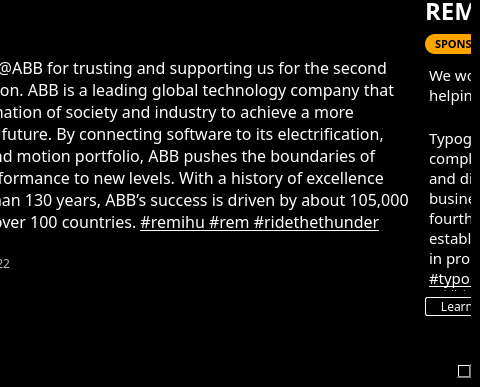
Qt form mainwindow.ui (Rem-Ihu/rem-ng-assist) before a commit; both pictures show x 800 to 1280 and y 365 to 752 of the 1280 by 752 pixel window.
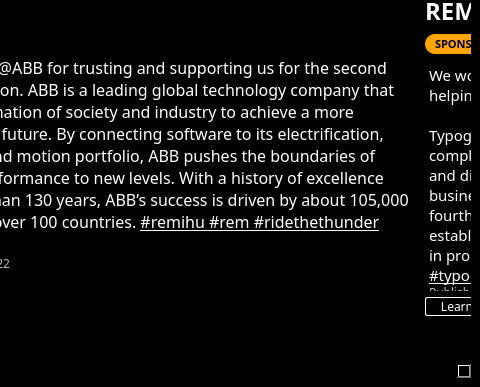
The same form after that commit. The open tabs and pages were chosen to show the change. Icons and pictures are not drawn.

Commit message: login ui changes and added links

```diff
--- a/mainwindow.ui
+++ b/mainwindow.ui
@@ -2966,7 +2966,7 @@
             <rect>
              <x>0</x>
              <y>0</y>
-             <width>3504</width>
+             <width>3457</width>
              <height>713</height>
             </rect>
            </property>
@@ -4334,9 +4334,9 @@
 hr { height: 1px; border-width: 0; }
 li.unchecked::marker { content: &quot;\2610&quot;; }
 li.checked::marker { content: &quot;\2612&quot;; }
-&lt;/style&gt;&lt;/head&gt;&lt;body style=&quot; font-family:'Avenir'; font-size:13pt; font-weight:400; font-style:normal;&quot;&gt;
-&lt;p style=&quot; margin-top:0px; margin-bottom:0px; margin-left:0px; margin-right:0px; -qt-block-indent:0; text-indent:0px;&quot;&gt;&lt;span style=&quot; font-family:'Segoe UI'; font-size:11pt;&quot;&gt;We would like to thank Typographic &lt;/span&gt;&lt;span style=&quot; font-family:'Segoe UI'; font-size:11pt; color:#ffffff;&quot;&gt;(&lt;/span&gt;&lt;span style=&quot; font-family:'Segoe UI'; font-size:11pt; text-decoration: underline; color:#ffffff;&quot;&gt;@typographic.gr)&lt;/span&gt;&lt;span style=&quot; font-family:'Segoe UI'; font-size:11pt;&quot;&gt;  for supporting us and helping us promote our team’s effort by providing us with their services.&lt;br /&gt;&lt;br /&gt;Typographic has been active in the field of graphic arts since 1989 and provides complete solutions for the promotion of companies and professionals through print and digital advertising since they design and print posters, books, letterheads and business cards, calendars, catalogues, magazines and flyers. Going through their fourth decade in the field, they aim at continuous development and the establishment of partnerships with professionals who are looking for the best result in promoting their products or services.&lt;/span&gt;&lt;span style=&quot; font-family:'Segoe UI'; font-size:11pt; text-decoration: underline; color:#ffffff;&quot;&gt;#remihu #rem #ridethethunder #typographic&lt;/span&gt;&lt;span style=&quot; font-family:'Segoe UI'; font-size:9pt;&quot;&gt;&lt;br /&gt;&lt;/span&gt;&lt;span style=&quot; font-family:'Segoe UI'; font-size:9pt; color:#bcbcbc;&quot;&gt;Published on: 23-November 2022&lt;/span&gt;&lt;/p&gt;
-&lt;p style=&quot;-qt-paragraph-type:empty; margin-top:0px; margin-bottom:0px; margin-left:0px; margin-right:0px; -qt-block-indent:0; text-indent:0px; font-family:'Segoe UI'; font-size:9pt; color:#bcbcbc;&quot;&gt;&lt;br /&gt;&lt;/p&gt;&lt;/body&gt;&lt;/html&gt;</string>
+&lt;/style&gt;&lt;/head&gt;&lt;body style=&quot; font-family:'Avenir'; font-size:9pt; font-weight:400; font-style:normal;&quot;&gt;
+&lt;p style=&quot; margin-top:0px; margin-bottom:0px; margin-left:0px; margin-right:0px; -qt-block-indent:0; text-indent:0px;&quot;&gt;&lt;span style=&quot; font-family:'Segoe UI'; font-size:11pt;&quot;&gt;We would like to thank Typographic &lt;/span&gt;&lt;span style=&quot; font-family:'Segoe UI'; font-size:11pt; color:#ffffff;&quot;&gt;(&lt;/span&gt;&lt;span style=&quot; font-family:'Segoe UI'; font-size:11pt; text-decoration: underline; color:#ffffff;&quot;&gt;@typographic.gr)&lt;/span&gt;&lt;span style=&quot; font-family:'Segoe UI'; font-size:11pt;&quot;&gt;  for supporting us and helping us promote our team’s effort by providing us with their services.&lt;br /&gt;&lt;br /&gt;Typographic has been active in the field of graphic arts since 1989 and provides complete solutions for the promotion of companies and professionals through print and digital advertising since they design and print posters, books, letterheads and business cards, calendars, catalogues, magazines and flyers. Going through their fourth decade in the field, they aim at continuous development and the establishment of partnerships with professionals who are looking for the best result in promoting their products or services.&lt;/span&gt;&lt;span style=&quot; font-family:'Segoe UI'; font-size:11pt; text-decoration: underline; color:#ffffff;&quot;&gt;#remihu #rem #ridethethunder #typographic&lt;/span&gt;&lt;span style=&quot; font-family:'Segoe UI';&quot;&gt;&lt;br /&gt;&lt;/span&gt;&lt;span style=&quot; font-family:'Segoe UI'; color:#bcbcbc;&quot;&gt;Published on: 23-November 2022&lt;/span&gt;&lt;/p&gt;
+&lt;p style=&quot;-qt-paragraph-type:empty; margin-top:0px; margin-bottom:0px; margin-left:0px; margin-right:0px; -qt-block-indent:0; text-indent:0px; font-family:'Segoe UI'; color:#bcbcbc;&quot;&gt;&lt;br /&gt;&lt;/p&gt;&lt;/body&gt;&lt;/html&gt;</string>
                  </property>
                 </widget>
                </item>
```
Left out of the diff: 88 changed lines with no effect on the pictures. The commit also changes 3 other files.
